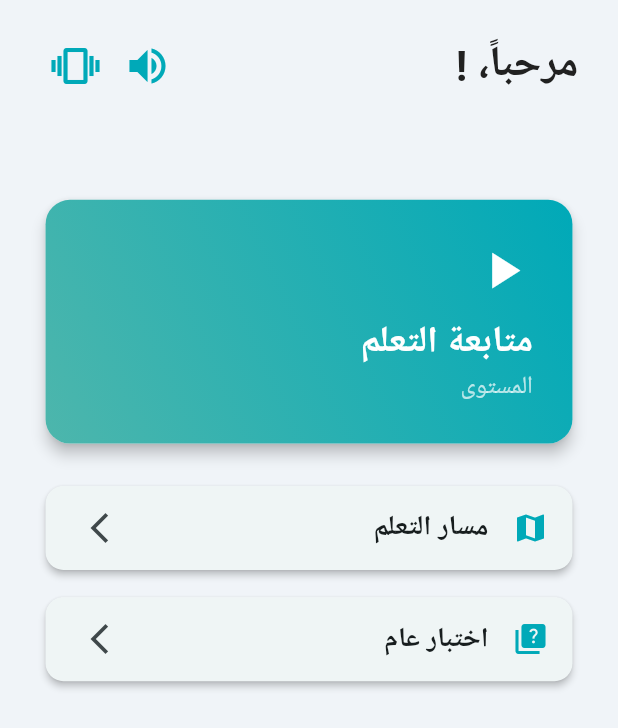
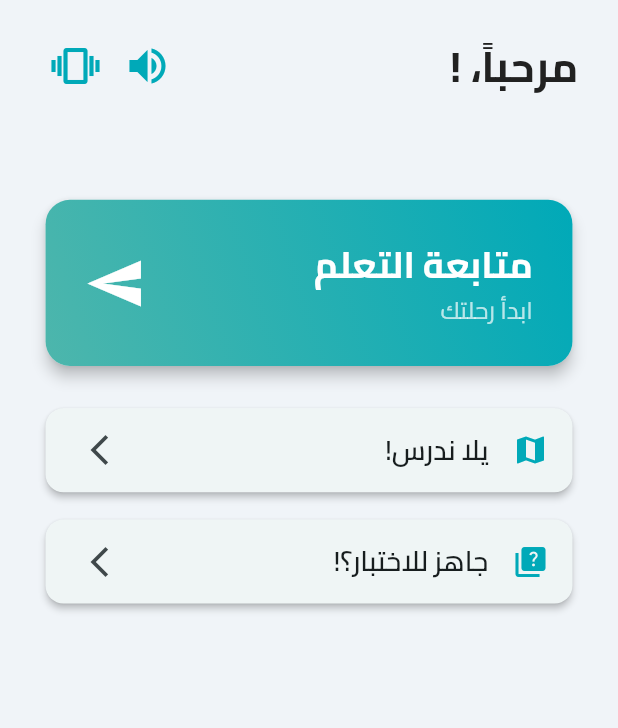
Before and after one commit to trapped963963-cyber/anatomy_quiz_app, a Flutter app: the MainScreen screen opened by its route, on a phone screen of 412 x 824 dp. Shown: the top 728 px of the screen. Run offline on Flutter 3.47's test engine with Material 3 defaults, Android fonts, the phone set to English and light mode, and no system bars; our stand-ins replace audioplayers, auto_size_text, confetti, device_info_plus, flutter_animate, flutter_riverpod and 7 more; accounts and stored records are empty; network calls fail.

Commit message:
General fixes

```diff
--- a/lib/core/utils/api_service.dart
+++ b/lib/core/utils/api_service.dart
@@ -22,7 +22,7 @@ class ApiException implements Exception {
 
 class ApiService {
 
-  final String _baseUrl = 'https://anatomy-api-v2.vercel.app/';
+  final String _baseUrl = 'https://anatomy-api-v2.vercel.app/api';
   Future<http.Response> _post(String endpoint, Map<String, dynamic> body) async {
     try {
       final response = await http.post(
--- a/lib/main.dart
+++ b/lib/main.dart
@@ -11,6 +11,7 @@ import 'package:anatomy_quiz_app/core/constants/app_strings.dart';
 
 void main() {
   WidgetsFlutterBinding.ensureInitialized();
+  GoogleFonts.config.allowRuntimeFetching = false;
   runApp(
     const ProviderScope(
       child: MyApp(),
--- a/lib/presentation/screens/main_screen.dart
+++ b/lib/presentation/screens/main_screen.dart
@@ -8,8 +8,7 @@ import 'package:anatomy_quiz_app/presentation/providers/service_providers.dart';
 import 'package:anatomy_quiz_app/presentation/providers/user_progress_provider.dart';
 import 'package:anatomy_quiz_app/presentation/widgets/settings_icon_button.dart';
 import 'package:flutter/services.dart';
-
-
+import 'dart:math'; // Add this import at the top of your file for 'pi'
 
 
 class MainScreen extends ConsumerStatefulWidget {
@@ -73,30 +72,18 @@ class _MainScreenState extends ConsumerState<MainScreen> {
                   ],
                 ),
                 SizedBox(height: 60.h),
-                _buildMainButton(
-                  context,
-                  title: 'متابعة التعلم',
-                  subtitle: 'المستوى',
-                  icon: Icons.play_arrow,
-                  onTap: () {
-                    // We will build this screen next
-                    // context.go('/step/${userProgress.currentLevelId}/${userProgress.currentStepInLevel}');
-                    ScaffoldMessenger.of(context).showSnackBar(
-                      const SnackBar(content: Text('شاشة الاختبار قيد الإنشاء!'))
-                    );
-                  },
-                ),
+                _buildMainButton(context,ref),
                 SizedBox(height: 20.h),
                 _buildSecondaryButton(
                   context,
-                  title: 'مسار التعلم',
+                  title: 'يلا ندرس!',
                   icon: Icons.map,
                   onTap: () => context.push('/units'),
                 ),
                 SizedBox(height: 10.h),
                 _buildSecondaryButton(
                   context,
-                  title: 'اختبار عام',
+                  title: 'جاهز للاختبار؟!',
                   icon: Icons.quiz,
                   onTap: () => context.push('/quiz/select-content'),
                 ),
@@ -108,12 +95,22 @@ class _MainScreenState extends ConsumerState<MainScreen> {
     );
   }
 
-  Widget _buildMainButton(BuildContext context, {required String title, required String subtitle, required IconData icon, required VoidCallback onTap}) {
+  Widget _buildMainButton(BuildContext context, WidgetRef ref) {
+    final userProgress = ref.watch(userProgressProvider);
+    final lastActiveLevelId = userProgress.lastActiveLevelId;
+    final lastActiveLevelTitle = userProgress.lastActiveLevelTitle ?? 'ابدأ رحلتك';
+
     return Card(
       elevation: 4,
       shape: RoundedRectangleBorder(borderRadius: BorderRadius.circular(16.r)),
       child: InkWell(
-        onTap: onTap,
+        onTap: () {
+          context.push('/level/$lastActiveLevelId');
+          print(userProgress.lastActiveLevelTitle);
+
+          print(lastActiveLevelTitle);
+
+        },
         borderRadius: BorderRadius.circular(16.r),
         child: Container(
           padding: EdgeInsets.all(24.w),
@@ -125,14 +122,21 @@ class _MainScreenState extends ConsumerState<MainScreen> {
               end: Alignment.bottomLeft,
             ),
           ),
-          child: Column(
-            crossAxisAlignment: CrossAxisAlignment.start,
+          child: Row(
+            mainAxisAlignment: MainAxisAlignment.spaceBetween, // Pushes items to opposite ends
+            crossAxisAlignment: CrossAxisAlignment.center, // Vertically aligns items in the middle
             children: [
-              Icon(icon, color: Colors.white, size: 40.sp),
-              SizedBox(height: 10.h),
-              Text(title, style: TextStyle(fontSize: 24.sp, fontWeight: FontWeight.bold, color: Colors.white)),
-              Text(subtitle, style: TextStyle(fontSize: 16.sp, color: Colors.white70)),
-            ],
+              // This Column holds the two text widgets
+              Column(
+                crossAxisAlignment: CrossAxisAlignment.start,
+                children: [
+                  Text('متابعة التعلم', style: TextStyle(fontSize: 24.sp, fontWeight: FontWeight.bold, color: Colors.white)),
+                  Text(lastActiveLevelTitle, style: TextStyle(fontSize: 16.sp, color: Colors.white70)),
+                ],
+              ),
+              // The icon is now a direct child of the Row
+              Icon(Icons.send, color: Colors.white, size: 40.sp),
+              ],
           ),
         ),
       ),
--- a/lib/presentation/widgets/quiz/mcq_question_view.dart
+++ b/lib/presentation/widgets/quiz/mcq_question_view.dart
@@ -165,7 +165,7 @@ class _McqQuestionViewState extends ConsumerState<McqQuestionView> {
                       ? choice.title
                       : choice.labelNumber.toString(),
                   textAlign: TextAlign.center,
-                  style: TextStyle(fontSize: 18.sp, fontWeight: FontWeight.w600),
+                  style: TextStyle(fontSize: 15.sp, fontWeight: FontWeight.w600),
                 ),
               );
 
@@ -198,7 +198,7 @@ class _McqQuestionViewState extends ConsumerState<McqQuestionView> {
         : null,
           child: Text(
             widget.mode == QuestionMode.test ? 'التالي' : (_isAnswered ? 'التالي' : 'تحقق'),
-            style: TextStyle(fontSize: 20.sp, fontWeight: FontWeight.bold),
+            style: TextStyle(fontSize: 14.sp, fontWeight: FontWeight.bold),
           ),
         ),
       ],
--- a/lib/presentation/widgets/quiz/word_game_view.dart
+++ b/lib/presentation/widgets/quiz/word_game_view.dart
@@ -184,7 +184,7 @@ class _WordGameViewState extends ConsumerState<WordGameView> {
                         child: Text(
                           currentChar,
                           style: TextStyle(
-                            fontSize: 20.sp, fontWeight: FontWeight.bold,
+                            fontSize: 15.sp, fontWeight: FontWeight.bold,
                             color: _isAnswered ? Colors.white : AppColors.textPrimary,
                           ),
                         )
@@ -232,7 +232,7 @@ class _WordGameViewState extends ConsumerState<WordGameView> {
                         child: Text(
                           letter,
                           style: TextStyle(
-                            fontSize: 20.sp,
+                            fontSize: 15.sp,
                             fontWeight: FontWeight.bold,
                             color: AppColors.textPrimary,
                           ),
@@ -304,7 +304,7 @@ class _WordGameViewState extends ConsumerState<WordGameView> {
             : null, // Otherwise, the button is disabled.
             child: Text(
               widget.mode == QuestionMode.test ? 'التالي' : (_isAnswered ? 'التالي' : 'تحقق'),
-              style: TextStyle(fontSize: 20.sp, fontWeight: FontWeight.bold),
+              style: TextStyle(fontSize: 14.sp, fontWeight: FontWeight.bold),
             ),
           ),
         ],
```
Also changed, not shown: lib/core/utils/ui_helpers.dart (+8 -7 lines), lib/data/models/user_progress.dart (+11 -1 lines), lib/presentation/providers/user_progress_provider.dart (+13 -0 lines), lib/presentation/screens/activation/contact_admin_screen.dart (+17 -11 lines), lib/presentation/widgets/path/diagram_card.dart (+10 -7 lines), pubspec.yaml (+20 -26 lines), assets/fonts/cairo/Cairo-Black.ttf (added), assets/fonts/cairo/Cairo-Bold.ttf (added), assets/fonts/cairo/Cairo-ExtraBold.ttf (added), assets/fonts/cairo/Cairo-ExtraLight.ttf (added), assets/fonts/cairo/Cairo-Light.ttf (added), assets/fonts/cairo/Cairo-Medium.ttf (added), assets/fonts/cairo/Cairo-Regular.ttf (added), assets/fonts/cairo/Cairo-SemiBold.ttf (added), 1 other file. Lines whose indentation alone changed are shown as unchanged.
